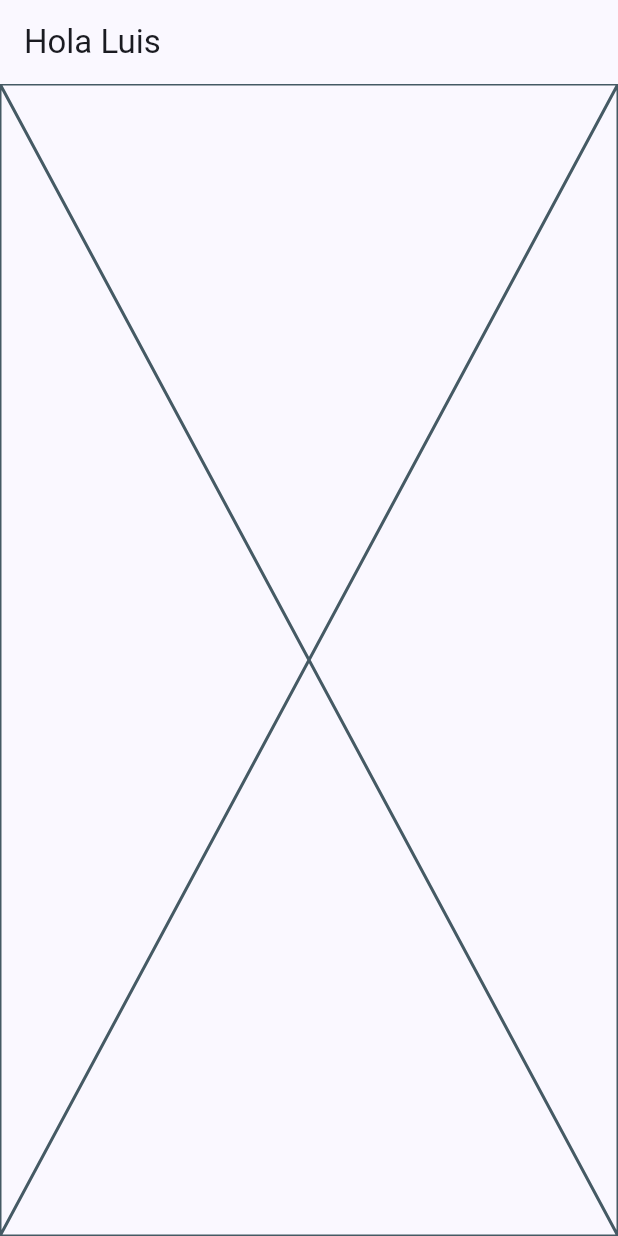
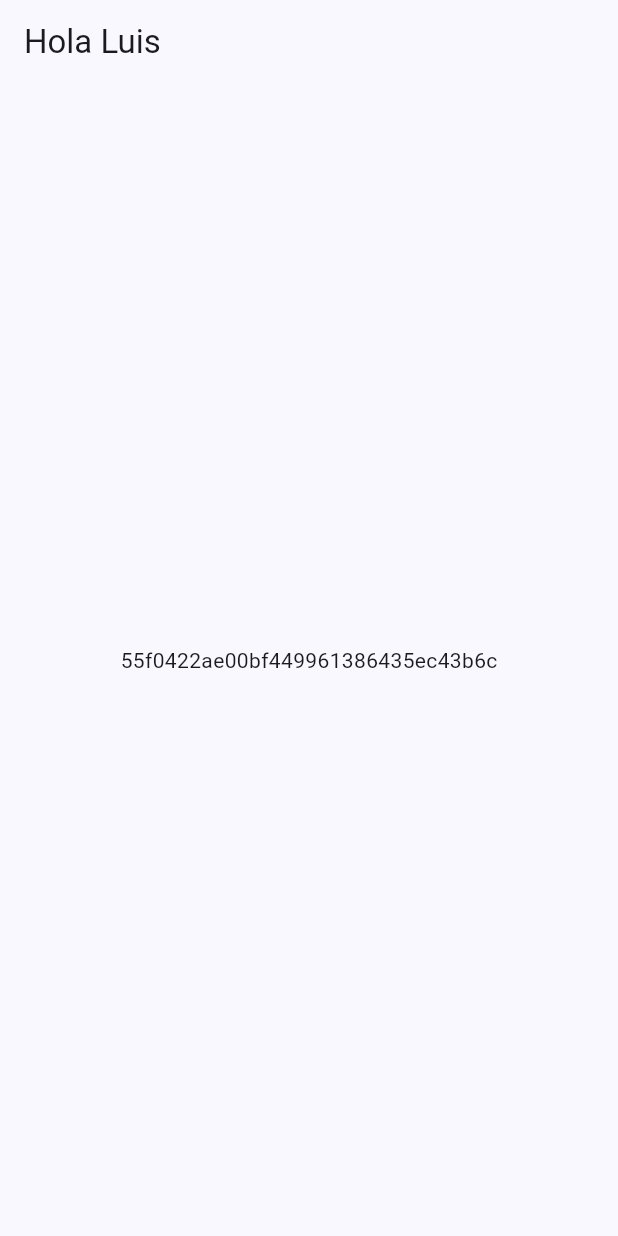
Before and after one commit to LPhant10/Cinema_LPhant, a Flutter app: the screen it shows after launch, on a phone screen of 412 x 824 dp. Run offline on Flutter 3.47's test engine with Material 3 defaults, Android fonts, the phone set to English and light mode, and no system bars; our stand-ins replace flutter_dotenv, go_router.

Commit message:
add dotenv.env in home_screem_m with THE_MOVIEDB_KEY

```diff
--- a/lib/Presentacion/screens/movies/home_screen_m.dart
+++ b/lib/Presentacion/screens/movies/home_screen_m.dart
@@ -1,4 +1,5 @@
 import 'package:flutter/material.dart';
+import 'package:flutter_dotenv/flutter_dotenv.dart';
 
 class HomeScreenM extends StatelessWidget {
 
@@ -11,10 +12,9 @@ class HomeScreenM extends StatelessWidget {
   Widget build(BuildContext context) {
     return  Scaffold(
       appBar: AppBar(title: Text('Hola Luis'),),
-      body: Placeholder(
-
-
-      ),
+      body: Center(
+        child: Text(dotenv.env['THE_MOVIEDB_KEY'] ?? 'no hay apli key'),
+      )
     );
 }
 }
```
